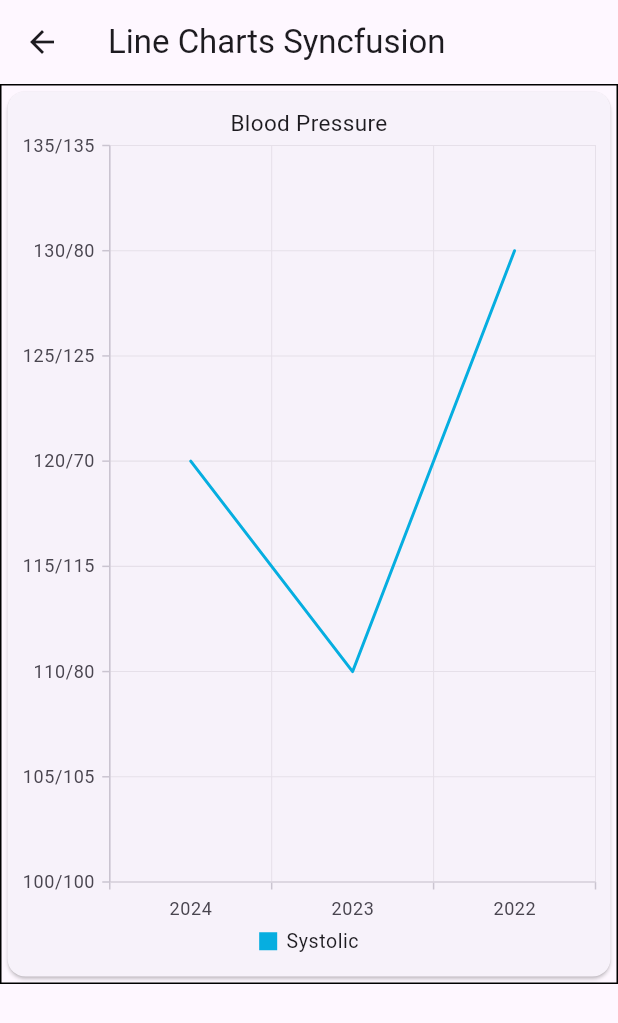
After one commit to Uday-kiran9147/vacation, a Flutter app: the screen it shows after launch, after a tap on "Line Chat", on a phone screen of 412 x 824 dp. The commit adds this screen. Shown: the top 1023 px of the screen. Run offline on Flutter 3.47's test engine with Material 3 defaults, Android fonts, the phone set to English and light mode, and no system bars; our stand-ins replace animated_text_kit, bloc, cached_network_image, carousel_slider, firebase_auth, fl_chart and 9 more; missing offline and left inert: dart:html; accounts and stored records are empty.

Commit message:
line chats yearly

```diff
--- a/lib/GoRouter/screens/screen1.dart
+++ b/lib/GoRouter/screens/screen1.dart
@@ -4,8 +4,7 @@ import 'package:vacationvproject/GoRouter/go_router_home.dart';
 
 class Screen1 extends StatelessWidget {
   const Screen1({super.key});
-  static Screen1 builder(BuildContext context, GoRouterState state) =>
-      Screen1();
+  static Screen1 builder(BuildContext context, GoRouterState state) => const Screen1();
 
   @override
   Widget build(BuildContext context) {
@@ -15,7 +14,7 @@ class Screen1 extends StatelessWidget {
         child: ActionChip(
             label: Text('Go to screen2'),
             onPressed: () {
-              context.push(RouteNames.screen2);
+              context.push(RouteNames.screen2,);
             }),
       ),
     );
--- a/lib/main.dart
+++ b/lib/main.dart
@@ -1,3 +1,5 @@
+import 'package:fl_chart/fl_chart.dart';
+import 'package:flutter/foundation.dart';
 import 'package:flutter/material.dart';
 import 'package:flutter_riverpod/flutter_riverpod.dart';
 import 'package:vacationvproject/BloCs/start.dart';
@@ -16,11 +18,12 @@ import 'package:vacationvproject/widgets/dropdownlist.dart';
 import 'package:vacationvproject/widgets/firebase/crudOperations.dart';
 import 'package:vacationvproject/widgets/form.dart';
 import 'package:vacationvproject/widgets/imagepicker.dart';
+import 'package:vacationvproject/widgets/line_chats.dart';
+import 'package:vacationvproject/widgets/network_request.dart';
 import 'package:vacationvproject/widgets/rowsCols.dart';
 import 'package:vacationvproject/widgets/snackbar.dart';
 import 'package:vacationvproject/widgets/ui.dart';
 import 'package:vacationvproject/workingAPI/apiscreen.dart';
-import 'dart:ui_web';
 import 'STATE/state-main.dart';
 import 'UI/gymstore.dart';
 import 'UI/phonePe/phonePe.dart';
@@ -28,7 +31,8 @@ import 'widgets/firebase/email.dart';
 import 'widgets/geolocator.dart';
 import 'widgets/stack.dart';
 import 'widgets/tabbar.dart';
-
+import 'websites/local_storage.dart';
+import 'widgets/graphs.dart';
 void main() async {
   runApp( const MyApp());
 }
@@ -60,6 +64,7 @@ class HomeScreen extends StatelessWidget {
             crossAxisAlignment: CrossAxisAlignment.start,
             mainAxisAlignment: MainAxisAlignment.center,
             children: [
+              _buildNavigationButton(context, 'Line Chat',  LineCharts()),
               _buildNavigationButton(context, 'GymStore', const GymStore()),
               _buildNavigationButton(context, 'ProviderHome', const ProviderHome()),
               _buildNavigationButton(context, 'DataBase', const DataBase()),
@@ -87,6 +92,10 @@ class HomeScreen extends StatelessWidget {
               _buildNavigationButton(context, 'BloC', const BloCHome()),
               _buildNavigationButton(context, 'PhonePe',  PhonePeHome()),
               _buildNavigationButton(context, 'Go_Router', ProviderScope(child:  GoRouterApp())),
+              // _buildNavigationButton(context, 'Responsive', ResponsiveHome()),
+            //  if(!kIsWeb) _buildNavigationButton(context, 'Local storage',  LocalStorageDemo()),
+              _buildNavigationButton(context, 'Newwork request',  NetWorkRequest()),
+              _buildNavigationButton(context, 'Health chart',  HealthPage()),
             ],
           ),
         ),
@@ -95,12 +104,15 @@ class HomeScreen extends StatelessWidget {
   }
 
   Widget _buildNavigationButton(BuildContext context, String screenName, Widget screenWidget) {
-    return InkWell(
-      child: Text(screenName),
-      onTap: () => Navigator.push(
-        context,
-        MaterialPageRoute(
-          builder: (_) => screenWidget,
+    return Padding(
+      padding: const EdgeInsets.all(8.0),
+      child: ListTile(
+        title: Text(screenName),
+        onTap: () => Navigator.push(
+          context,
+          MaterialPageRoute(
+            builder: (_) => screenWidget,
+          ),
         ),
       ),
     );
--- a/lib/widgets/dismisible.dart
+++ b/lib/widgets/dismisible.dart
@@ -26,6 +26,7 @@ class _Dismissible_WidgetState extends State<Dismissible_Widget> {
             itemCount: listname.length,
             itemBuilder: (context, index) {
               return Dismissible(
+                key: Key(listname[index]),
                 background: Container(
                     // child: Text('data'),
                     color: Colors.red),
@@ -45,7 +46,7 @@ class _Dismissible_WidgetState extends State<Dismissible_Widget> {
                         content: Text(listname[index])));
                   }
                 },
-                key: Key(listname[index]),
+
                 child: Card(
                   margin: const EdgeInsets.all(5),
                   child: ListTile(
--- /dev/null
+++ b/lib/widgets/line_chats.dart
@@ -0,0 +1,138 @@
+import 'package:flutter/material.dart';
+import 'package:flutter/services.dart';
+import 'package:syncfusion_flutter_charts/charts.dart';
+import 'dart:convert';
+
+class LineCharts extends StatelessWidget {
+  const LineCharts({super.key});
+
+  @override
+  Widget build(BuildContext context) {
+    return Scaffold(
+      appBar: AppBar(
+        title: const Text("Line Charts Syncfusion"),
+      ),
+      body: Container(
+        height: 600,
+        width: 800,
+        decoration: BoxDecoration(border: Border.all(color: Colors.black)),
+        child: Card(
+          child: SfCartesianChart(
+            title: ChartTitle(text: 'Blood Pressure'),
+            legend: Legend(isVisible: true),
+            primaryXAxis: CategoryAxis(),
+            primaryYAxis: NumericAxis(
+              // numberFormat: TextInputFormatter(),
+              axisLabelFormatter: (AxisLabelRenderDetails details) {
+                final value = details.value.toInt();
+                final bp = bpdata.firstWhere(
+                    (bp) => bp.systolic == value || bp.diastolic == value,
+                    orElse: () => BP(date: DateTime.now(), systolic: value, diastolic: value));
+                return ChartAxisLabel('${bp.systolic}/${bp.diastolic}', TextStyle());
+              },
+            ),
+            series: <CartesianSeries>[
+              LineSeries<BP, String>(
+                dataSource: bl.bp,
+                xValueMapper: (BP datum, _) => datum.date.year.toString(),
+                yValueMapper: (BP datum, _) => datum.systolic.toDouble(),
+                name: 'Systolic',
+              ),
+              // LineSeries<BP, String>(
+              //   dataSource: bl.bp,
+              //   xValueMapper: (BP datum, _) => datum.date.year.toString(),
+              //   yValueMapper: (BP datum, _) => datum.diastolic.toDouble(),
+              //   name: 'Diastolic',
+              // ),
+            ],
+          ),
+        ),
+      ),
+    );
+  }
+}
+
+BloodP bl = BloodP(title: "Blood Pressure", bp: bpdata);
+
+// ignore_for_file: public_member_api_docs, sort_constructors_first
+class BP {
+  DateTime date;
+  int systolic;
+  int diastolic;
+  BP({
+    required this.date,
+    required this.systolic,
+    required this.diastolic,
+  });
+
+  Map<String, dynamic> toMap() {
+    return <String, dynamic>{
+      'date': date.toIso8601String(),
+      'systolic': systolic,
+      'diastolic': diastolic,
+    };
+  }
+
+  factory BP.fromMap(Map<String, dynamic> map) {
+    return BP(
+      date: DateTime.parse(map['date'] as String),
+      systolic: map['systolic'] as int,
+      diastolic: map['diastolic'] as int,
+    );
+  }
+
+  String toJson() => json.encode(toMap());
+
+  factory BP.fromJson(String source) =>
+      BP.fromMap(json.decode(source) as Map<String, dynamic>);
+}
+
+class BloodP {
+  String title;
+  List<BP> bp;
+  BloodP({
+    required this.title,
+    required this.bp,
+  });
+
+  Map<String, dynamic> toMap() {
+    return <String, dynamic>{
+      'title': title,
+      'bp': bp.map((x) => x.toMap()).toList(growable: false),
+    };
+  }
+
+  factory BloodP.fromMap(Map<String, dynamic> map) {
+    return BloodP(
+      title: map['title'] as String,
+      bp: List<BP>.from(
+        (map['bp'] as List).map<BP>((x) => BP.fromMap(x as Map<String, dynamic>)),
+      ),
+    );
+  }
+
+  String toJson() => json.encode(toMap());
+
+  factory BloodP.fromJson(String source) =>
+      BloodP.fromMap(json.decode(source) as Map<String, dynamic>);
+}
+
+List<BP> bpdata = [
+  BP(date: DateTime.now(), systolic: 120, diastolic: 70),
+  BP(
+      date: DateTime.now().subtract(Duration(days: 400,)),
+      systolic: 110,
+      diastolic: 80),
+  BP(
+      date: DateTime.now().subtract(Duration(days: 800)),
+      systolic: 130,
+      diastolic: 80)
+];
+
+Map<String, dynamic> bp = {
+  'title': "Blood pressure",
+  "bp": [
+    {"date": "2024-06-01T18:09:05.078851", "systolic": 120, "diastolic": 80},
+    {"date": "2024-05-31T18:09:05.078851", "systolic": 122, "diastolic": 82}
+  ],
+};
--- a/pubspec.yaml
+++ b/pubspec.yaml
@@ -60,6 +60,9 @@ dependencies:
   carousel_slider: ^4.2.1
   go_router: ^13.2.0
   flutter_riverpod: ^2.4.10
+  fl_chart: ^0.68.0
+  intl:
+  syncfusion_flutter_charts: ^25.2.6
 
 dev_dependencies:
   flutter_test:
```
Also changed, not shown: lib/websites/local_storage.dart (added, +25 -0 lines), lib/widgets/graphs.dart (added, +220 -0 lines), lib/widgets/network_request.dart (added, +115 -0 lines), lib/widgets/rowsCols.dart (+61 -2 lines), lib/JSON/json.dart (line endings or trailing spaces), pubspec.lock, 3 other files.
